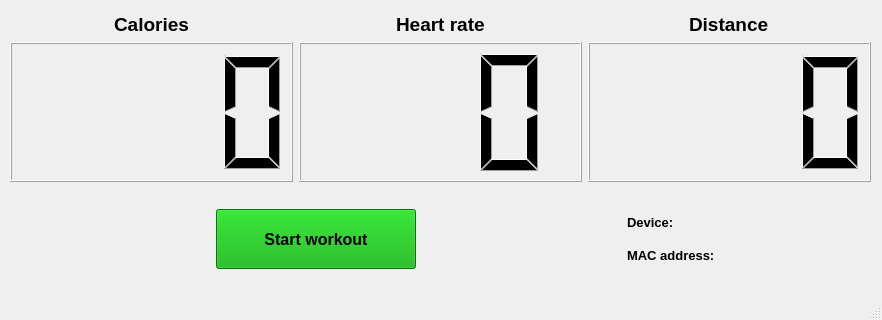
Above: resources/workoutwindow.ui from CGodiksen/exercise-bike-logger before the change; both pictures show x 0 to 882 and y 363 to 683 of the 882 by 683 pixel window. Below: the same form after it.
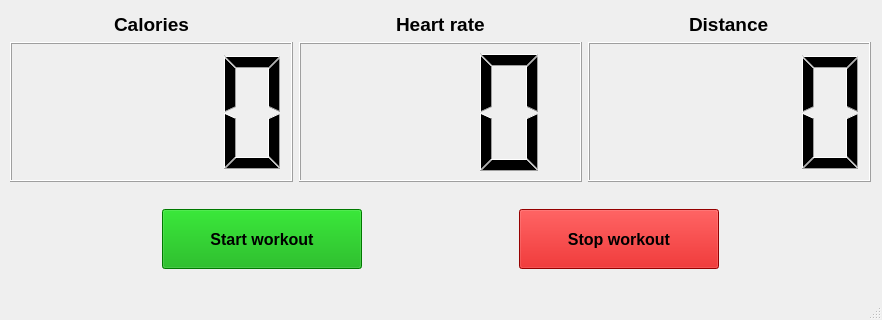
That is the form after the change.

Commit message: Added a simple "Stop workout" button to the live workout page that sets the stop flag to True. Stopping using this method ensures that the bluetooth signal is stopped in the correct manner and that the proper data postprocessing is done.

The edit to the form file:
```diff
--- a/resources/workoutwindow.ui
+++ b/resources/workoutwindow.ui
@@ -341,6 +341,45 @@
          </property>
         </widget>
        </item>
+       <item>
+        <spacer name="horizontalSpacer_5">
+         <property name="orientation">
+          <enum>Qt::Horizontal</enum>
+         </property>
+         <property name="sizeHint" stdset="0">
+          <size>
+           <width>40</width>
+           <height>20</height>
+          </size>
+         </property>
+        </spacer>
+       </item>
+       <item>
+        <widget class="QPushButton" name="stopWorkoutButton">
+         <property name="enabled">
+          <bool>true</bool>
+         </property>
+         <property name="minimumSize">
+          <size>
+           <width>200</width>
+           <height>60</height>
+          </size>
+         </property>
+         <property name="font">
+          <font>
+           <pointsize>12</pointsize>
+           <weight>75</weight>
+           <bold>true</bold>
+          </font>
+         </property>
+         <property name="styleSheet">
+          <string notr="true">background-color: rgb(208, 0, 0);</string>
+         </property>
+         <property name="text">
+          <string>Stop workout</string>
+         </property>
+        </widget>
+       </item>
        <item>
         <spacer name="horizontalSpacer_4">
          <property name="orientation">
@@ -354,72 +393,6 @@
          </property>
         </spacer>
        </item>
-       <item>
-        <layout class="QVBoxLayout" name="verticalLayout_3">
-         <item>
-          <layout class="QHBoxLayout" name="horizontalLayout_7">
-           <item>
-            <widget class="QLabel" name="label_2">
-             <property name="font">
-              <font>
-               <pointsize>10</pointsize>
-               <weight>75</weight>
-               <bold>true</bold>
-              </font>
-             </property>
-             <property name="text">
-              <string>Device:</string>
-             </property>
-            </widget>
-           </item>
-           <item>
-            <widget class="QLabel" name="deviceLabel">
-             <property name="minimumSize">
-              <size>
-               <width>150</width>
-               <height>0</height>
-              </size>
-             </property>
-             <property name="text">
-              <string/>
-             </property>
-            </widget>
-           </item>
-          </layout>
-         </item>
-         <item>
-          <layout class="QHBoxLayout" name="horizontalLayout_8">
-           <item>
-            <widget class="QLabel" name="label_3">
-             <property name="font">
-              <font>
-               <pointsize>10</pointsize>
-               <weight>75</weight>
-               <bold>true</bold>
-              </font>
-             </property>
-             <property name="text">
-              <string>MAC address:</string>
-             </property>
-            </widget>
-           </item>
-           <item>
-            <widget class="QLabel" name="addressLabel">
-             <property name="minimumSize">
-              <size>
-               <width>150</width>
-               <height>0</height>
-              </size>
-             </property>
-             <property name="text">
-              <string/>
-             </property>
-            </widget>
-           </item>
-          </layout>
-         </item>
-        </layout>
-       </item>
       </layout>
      </item>
      <item row="9" column="0">
```
The commit also changes 1 other file.
